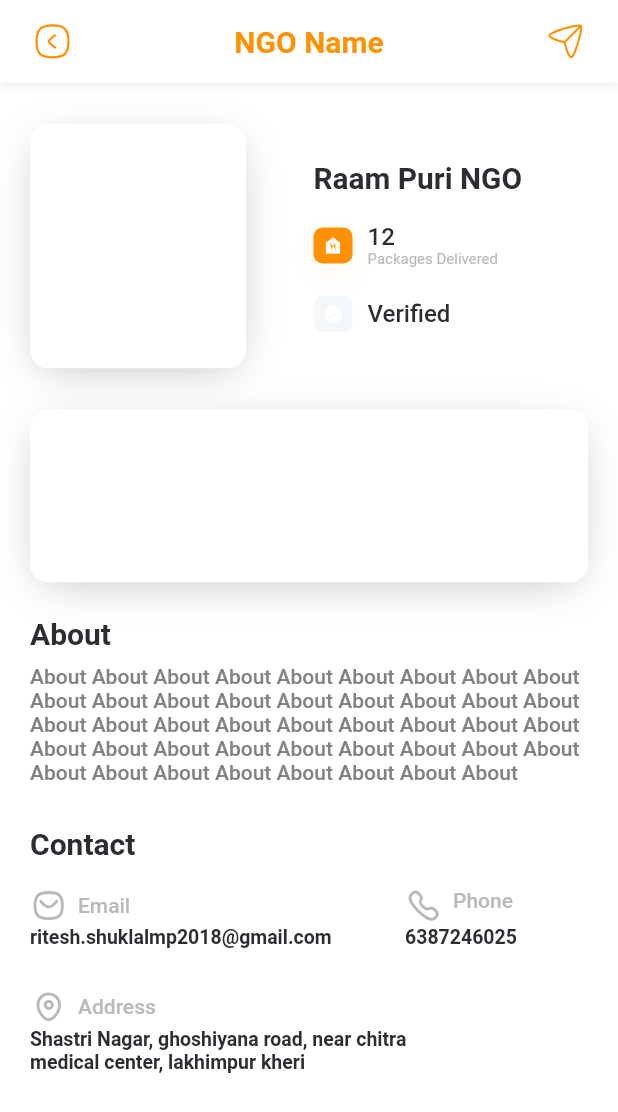
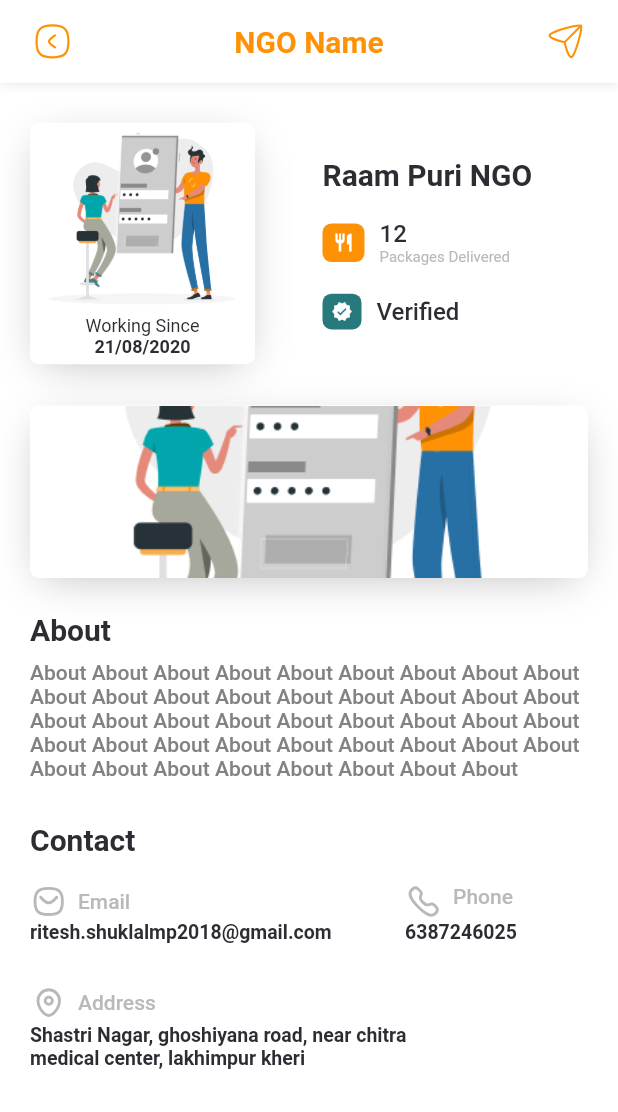
Before and after one commit to ritesh-amit/BitSync_GlowCal, a Flutter app: the AboutNgo screen opened directly, on a phone screen of 412 x 824 dp. Shown: the top 1112 px of the screen. Run offline on Flutter 3.47's test engine with Material 2 defaults, Android fonts, the phone set to English and light mode, and no system bars; our stand-ins replace bubble, carousel_slider, cloud_firestore, firebase_auth, firebase_core, flutter_svg and 7 more; missing offline and left inert: flutter_animated_dialog, flutter_email_sender; accounts and stored records are empty.

Commit message:
AboutNgoUpdated

```diff
--- a/lib/screens/mainScreens/aboutNgo.dart
+++ b/lib/screens/mainScreens/aboutNgo.dart
@@ -2,9 +2,18 @@ import 'package:flutter/material.dart';
 import '../../Utils/SizeConfig.dart';
 import '../../Utils/constants.dart';
 import 'package:flutter_svg/flutter_svg.dart';
+import 'package:url_launcher/url_launcher.dart';
 
 class AboutNgo extends StatefulWidget {
   _AboutNgoState createState() => _AboutNgoState();
+}
+
+void launchUrl(String url) async {
+  if (await canLaunch(url)) {
+    launch(url);
+  } else {
+    throw "Could not launch $url";
+  }
 }
 
 class _AboutNgoState extends State<AboutNgo> {
@@ -72,12 +81,12 @@ class _AboutNgoState extends State<AboutNgo> {
             ),
             Expanded(
               child: ListView(physics: BouncingScrollPhysics(), children: [
-                sh(30),
+                sh(29),
                 Row(children: [
                   Container(
                     margin: EdgeInsets.symmetric(horizontal: b * 20),
-                    width: b * 144,
-                    height: h * 177,
+                    width: b * 150,
+                    height: h * 175,
                     decoration: BoxDecoration(
                       color: Colors.white,
                       boxShadow: [
@@ -88,7 +97,36 @@ class _AboutNgoState extends State<AboutNgo> {
                           offset: Offset(0, 6),
                         ),
                       ],
-                      borderRadius: BorderRadius.circular(b * 12),
+                      borderRadius: BorderRadius.circular(b * 6),
+                    ),
+                    child: Column(
+                      children: [
+                        Container(
+                          width: b * 140,
+                          height: h * 140,
+                          decoration: BoxDecoration(
+                            image: DecorationImage(
+                              image: AssetImage('images/ill1.png'),
+                              fit: BoxFit.cover,
+                            ),
+                            borderRadius: BorderRadius.circular(b * 6),
+                          ),
+                        ),
+                        Container(
+                          child: Column(
+                            children: [
+                              Text(
+                                'Working Since',
+                                style: txtS(textColor, 12, FontWeight.w400),
+                              ),
+                              Text(
+                                '21/08/2020',
+                                style: txtS(textColor, 12, FontWeight.w600),
+                              ),
+                            ],
+                          ),
+                        ),
+                      ],
                     ),
                   ),
                   SizedBox(width: b * 25),
@@ -97,12 +135,10 @@ class _AboutNgoState extends State<AboutNgo> {
                     children: [
                       Container(
                         width: b * 144,
-                        child: FittedBox(
                         child: Text(
                           'Raam Puri NGO ',
                           overflow: TextOverflow.ellipsis,
                           style: txtS(textColor, 20, FontWeight.w600),
-                          ),
                         ),
                       ),
                       sh(20),
@@ -110,21 +146,13 @@ class _AboutNgoState extends State<AboutNgo> {
                         children: [
                           Container(
                             alignment: Alignment.center,
-                            width: b * 26,
-                            height: h * 26,
+                            width: b * 28,
+                            height: h * 28,
                             decoration: BoxDecoration(
                               color: mc,
-                              boxShadow: [
-                                BoxShadow(
-                                  color: Color(0xffff9001),
-                                  blurRadius: 24,
-                                  spreadRadius: -9,
-                                  offset: Offset(0, 8),
-                                ),
-                              ],
                               borderRadius: BorderRadius.circular(b * 6),
                             ),
-                            child: Icon(Icons.food_bank,
+                            child: Icon(Icons.restaurant,
                                 color: Colors.white, size: b * 14),
                           ),
                           SizedBox(width: b * 10),
@@ -151,15 +179,7 @@ class _AboutNgoState extends State<AboutNgo> {
                             width: b * 26,
                             height: h * 26,
                             decoration: BoxDecoration(
-                              color: gc,
-                              boxShadow: [
-                                BoxShadow(
-                                  color: gc,
-                                  blurRadius: 24,
-                                  spreadRadius: -9,
-                                  offset: Offset(0, 8),
-                                ),
-                              ],
+                              color: Color(0xff28797c),
                               borderRadius: BorderRadius.circular(b * 6),
                             ),
                             child: Icon(Icons.verified,
@@ -189,7 +209,11 @@ class _AboutNgoState extends State<AboutNgo> {
                         offset: Offset(0, 6),
                       ),
                     ],
-                    borderRadius: BorderRadius.circular(b * 12),
+                    image: DecorationImage(
+                      image: AssetImage('images/ill1.png'),
+                      fit: BoxFit.cover,
+                    ),
+                    borderRadius: BorderRadius.circular(b * 6),
                   ),
                 ),
                 sh(25),
@@ -205,6 +229,8 @@ class _AboutNgoState extends State<AboutNgo> {
                       sh(10),
                       Text(
                         'About About About About About About About About About About About About About About About About About About About About About About About About About About About About About About About About About About About About About About About About About About About About ',
+                        maxLines: 5,
+                        overflow: TextOverflow.ellipsis,
                         style: txtS(Color(0xff828282), 14, FontWeight.w500),
                       ),
                       sh(30),
@@ -214,7 +240,12 @@ class _AboutNgoState extends State<AboutNgo> {
                       ),
                       sh(20),
                       Row(children: [
-                        Container(
+                        InkWell(
+                          onTap: () {
+                            launchUrl(
+                                "mailto:ritesh.shuklalmp2018.com?subject=Regarding Ngo Information&body=Can I get information regarding your employees");
+                          },
+                          child: Container(
                             width: b * 250,
                             child: Column(
                               crossAxisAlignment: CrossAxisAlignment.start,
@@ -245,7 +276,12 @@ class _AboutNgoState extends State<AboutNgo> {
                               ],
                             ),
                           ),
-                        Container(
+                        ),
+                        InkWell(
+                          onTap: () {
+                            launchUrl("tel:+916387246025");
+                          },
+                          child: Container(
                             width: b * 100,
                             child: Column(
                               crossAxisAlignment: CrossAxisAlignment.start,
@@ -274,6 +310,7 @@ class _AboutNgoState extends State<AboutNgo> {
                                   style: txtS(textColor, 13, FontWeight.w600),
                                 ),
                               ],
+                            ),
                           ),
                         ),
                       ]),
--- a/pubspec.yaml
+++ b/pubspec.yaml
@@ -42,6 +42,7 @@ dependencies:
   flutter_svg: ^0.19.3
   otp_text_field: ^1.1.0
   flutter_animated_dialog: ^2.0.0
+  url_launcher: ^6.0.2
 
 dev_dependencies:
   flutter_test:
```
Also changed, not shown: pubspec.lock. Lines whose indentation alone changed are shown as unchanged.
